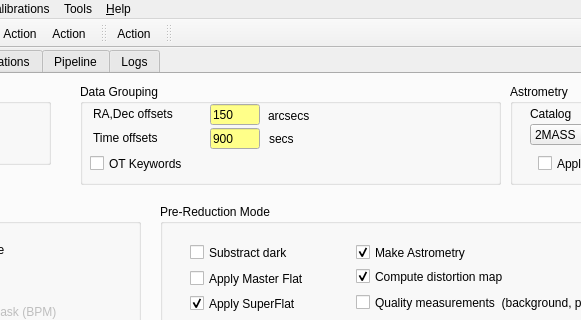
Old version of the form QL4/panicQL.ui in the repository ppmim/PAPI; both pictures show x 152 to 733 and y 0 to 320 of the 961 by 729 pixel window.
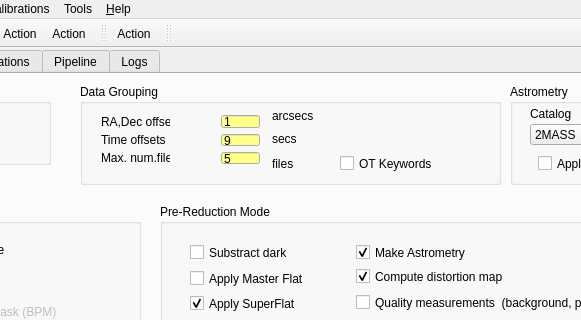
New version of the form. The open tabs and pages were chosen to show the change. Icons and pictures are not drawn.

Commit message: New keywords added to config file (max_mjd_diff, max_ra_dec_offset, max_num_files) and some improvements in GUI.

Patch:
```diff
--- a/QL4/panicQL.ui
+++ b/QL4/panicQL.ui
@@ -1354,142 +1354,10 @@
       <property name="title">
        <string>Data Grouping</string>
       </property>
-      <widget class="QLabel" name="textLabel4_3_2">
-       <property name="geometry">
-        <rect>
-         <x>13</x>
-         <y>44</y>
-         <width>100</width>
-         <height>20</height>
-        </rect>
-       </property>
-       <property name="text">
-        <string>Time offsets</string>
-       </property>
-       <property name="wordWrap">
-        <bool>false</bool>
-       </property>
-      </widget>
-      <widget class="QLineEdit" name="lineEdit_time_near_offset">
-       <property name="geometry">
-        <rect>
-         <x>130</x>
-         <y>44</y>
-         <width>50</width>
-         <height>21</height>
-        </rect>
-       </property>
-       <property name="palette">
-        <palette>
-         <active>
-          <colorrole role="Base">
-           <brush brushstyle="SolidPattern">
-            <color alpha="255">
-             <red>255</red>
-             <green>255</green>
-             <blue>137</blue>
-            </color>
-           </brush>
-          </colorrole>
-         </active>
-         <inactive>
-          <colorrole role="Base">
-           <brush brushstyle="SolidPattern">
-            <color alpha="255">
-             <red>255</red>
-             <green>255</green>
-             <blue>137</blue>
-            </color>
-           </brush>
-          </colorrole>
-         </inactive>
-         <disabled>
-          <colorrole role="Base">
-           <brush brushstyle="SolidPattern">
-            <color alpha="255">
-             <red>244</red>
-             <green>244</green>
-             <blue>244</blue>
-            </color>
-           </brush>
-          </colorrole>
-         </disabled>
-        </palette>
-       </property>
-       <property name="text">
-        <string>900</string>
-       </property>
-      </widget>
-      <widget class="QLabel" name="textLabel4_3">
-       <property name="geometry">
-        <rect>
-         <x>13</x>
-         <y>20</y>
-         <width>110</width>
-         <height>20</height>
-        </rect>
-       </property>
-       <property name="text">
-        <string>RA,Dec offsets</string>
-       </property>
-       <property name="wordWrap">
-        <bool>false</bool>
-       </property>
-      </widget>
-      <widget class="QLineEdit" name="lineEdit_ra_dec_near_offset">
-       <property name="geometry">
-        <rect>
-         <x>130</x>
-         <y>20</y>
-         <width>50</width>
-         <height>21</height>
-        </rect>
-       </property>
-       <property name="palette">
-        <palette>
-         <active>
-          <colorrole role="Base">
-           <brush brushstyle="SolidPattern">
-            <color alpha="255">
-             <red>255</red>
-             <green>255</green>
-             <blue>137</blue>
-            </color>
-           </brush>
-          </colorrole>
-         </active>
-         <inactive>
-          <colorrole role="Base">
-           <brush brushstyle="SolidPattern">
-            <color alpha="255">
-             <red>255</red>
-             <green>255</green>
-             <blue>137</blue>
-            </color>
-           </brush>
-          </colorrole>
-         </inactive>
-         <disabled>
-          <colorrole role="Base">
-           <brush brushstyle="SolidPattern">
-            <color alpha="255">
-             <red>244</red>
-             <green>244</green>
-             <blue>244</blue>
-            </color>
-           </brush>
-          </colorrole>
-         </disabled>
-        </palette>
-       </property>
-       <property name="text">
-        <string>150</string>
-       </property>
-      </widget>
       <widget class="QLabel" name="textLabel5">
        <property name="geometry">
         <rect>
-         <x>188</x>
+         <x>192</x>
          <y>22</y>
          <width>58</width>
          <height>20</height>
@@ -1505,7 +1373,7 @@
       <widget class="QLabel" name="textLabel5_2">
        <property name="geometry">
         <rect>
-         <x>189</x>
+         <x>192</x>
          <y>45</y>
          <width>58</width>
          <height>20</height>
@@ -1524,7 +1392,7 @@
       <widget class="QCheckBox" name="checkBox_data_grouping_OT">
        <property name="geometry">
         <rect>
-         <x>10</x>
+         <x>260</x>
          <y>70</y>
          <width>140</width>
          <height>19</height>
@@ -1537,6 +1405,220 @@
         <bool>false</bool>
        </property>
       </widget>
+      <widget class="QLabel" name="textLabel5_3">
+       <property name="geometry">
+        <rect>
+         <x>192</x>
+         <y>70</y>
+         <width>58</width>
+         <height>20</height>
+        </rect>
+       </property>
+       <property name="midLineWidth">
+        <number>1</number>
+       </property>
+       <property name="text">
+        <string>files</string>
+       </property>
+       <property name="wordWrap">
+        <bool>false</bool>
+       </property>
+      </widget>
+      <widget class="QWidget" name="">
+       <property name="geometry">
+        <rect>
+         <x>10</x>
+         <y>20</y>
+         <width>91</width>
+         <height>71</height>
+        </rect>
+       </property>
+       <layout class="QVBoxLayout" name="verticalLayout_3">
+        <item>
+         <widget class="QLabel" name="textLabel4_3">
+          <property name="text">
+           <string>RA,Dec offsets</string>
+          </property>
+          <property name="wordWrap">
+           <bool>false</bool>
+          </property>
+         </widget>
+        </item>
+        <item>
+         <widget class="QLabel" name="textLabel4_3_2">
+          <property name="text">
+           <string>Time offsets</string>
+          </property>
+          <property name="wordWrap">
+           <bool>false</bool>
+          </property>
+         </widget>
+        </item>
+        <item>
+         <widget class="QLabel" name="textLabel4_3_3">
+          <property name="text">
+           <string>Max. num.files</string>
+          </property>
+          <property name="wordWrap">
+           <bool>false</bool>
+          </property>
+         </widget>
+        </item>
+       </layout>
+      </widget>
+      <widget class="QWidget" name="">
+       <property name="geometry">
+        <rect>
+         <x>130</x>
+         <y>20</y>
+         <width>61</width>
+         <height>71</height>
+        </rect>
+       </property>
+       <layout class="QVBoxLayout" name="verticalLayout_4">
+        <item>
+         <widget class="QLineEdit" name="lineEdit_ra_dec_near_offset">
+          <property name="palette">
+           <palette>
+            <active>
+             <colorrole role="Base">
+              <brush brushstyle="SolidPattern">
+               <color alpha="255">
+                <red>255</red>
+                <green>255</green>
+                <blue>137</blue>
+               </color>
+              </brush>
+             </colorrole>
+            </active>
+            <inactive>
+             <colorrole role="Base">
+              <brush brushstyle="SolidPattern">
+               <color alpha="255">
+                <red>255</red>
+                <green>255</green>
+                <blue>137</blue>
+               </color>
+              </brush>
+             </colorrole>
+            </inactive>
+            <disabled>
+             <colorrole role="Base">
+              <brush brushstyle="SolidPattern">
+               <color alpha="255">
+                <red>244</red>
+                <green>244</green>
+                <blue>244</blue>
+               </color>
+              </brush>
+             </colorrole>
+            </disabled>
+           </palette>
+          </property>
+          <property name="inputMask">
+           <string>#####; </string>
+          </property>
+          <property name="text">
+           <string>1</string>
+          </property>
+         </widget>
+        </item>
+        <item>
+         <widget class="QLineEdit" name="lineEdit_time_near_offset">
+          <property name="palette">
+           <palette>
+            <active>
+             <colorrole role="Base">
+              <brush brushstyle="SolidPattern">
+               <color alpha="255">
+                <red>255</red>
+                <green>255</green>
+                <blue>137</blue>
+               </color>
+              </brush>
+             </colorrole>
+            </active>
+            <inactive>
+             <colorrole role="Base">
+              <brush brushstyle="SolidPattern">
+               <color alpha="255">
+                <red>255</red>
+                <green>255</green>
+                <blue>137</blue>
+               </color>
+              </brush>
+             </colorrole>
+            </inactive>
+            <disabled>
+             <colorrole role="Base">
+              <brush brushstyle="SolidPattern">
+               <color alpha="255">
+                <red>244</red>
+                <green>244</green>
+                <blue>244</blue>
+               </color>
+              </brush>
+             </colorrole>
+            </disabled>
+           </palette>
+          </property>
+          <property name="inputMask">
+           <string>#####; </string>
+          </property>
+          <property name="text">
+           <string>9</string>
+          </property>
+         </widget>
+        </item>
+        <item>
+         <widget class="QLineEdit" name="lineEdit_max_num_files">
+          <property name="palette">
+           <palette>
+            <active>
+             <colorrole role="Base">
+              <brush brushstyle="SolidPattern">
+               <color alpha="255">
+                <red>255</red>
+                <green>255</green>
+                <blue>137</blue>
+               </color>
+              </brush>
+             </colorrole>
+            </active>
+            <inactive>
+             <colorrole role="Base">
+              <brush brushstyle="SolidPattern">
+               <color alpha="255">
+                <red>255</red>
+                <green>255</green>
+                <blue>137</blue>
+               </color>
+              </brush>
+             </colorrole>
+            </inactive>
+            <disabled>
+             <colorrole role="Base">
+              <brush brushstyle="SolidPattern">
+               <color alpha="255">
+                <red>244</red>
+                <green>244</green>
+                <blue>244</blue>
+               </color>
+              </brush>
+             </colorrole>
+            </disabled>
+           </palette>
+          </property>
+          <property name="inputMask">
+           <string>####; </string>
+          </property>
+          <property name="text">
+           <string>5</string>
+          </property>
+         </widget>
+        </item>
+       </layout>
+      </widget>
      </widget>
      <widget class="QGroupBox" name="groupBox_3">
       <property name="geometry">
```
Left out of the diff: 2 changed lines with no effect on the pictures. The commit also changes 6 other files.
